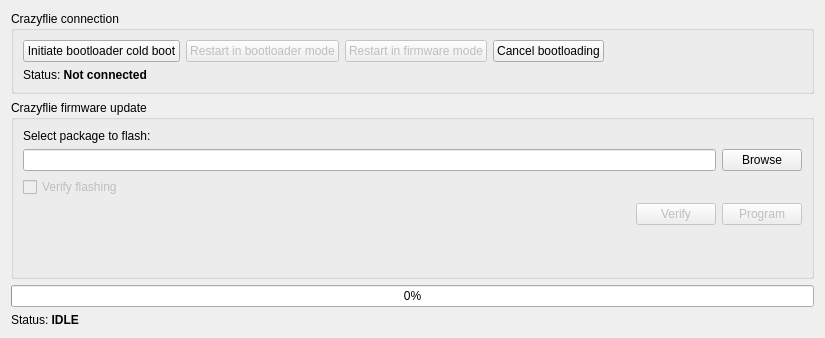
Old version of the form lib/cfclient/ui/dialogs/bootloader.ui in the repository cstanke/crazyflie-clients-python.
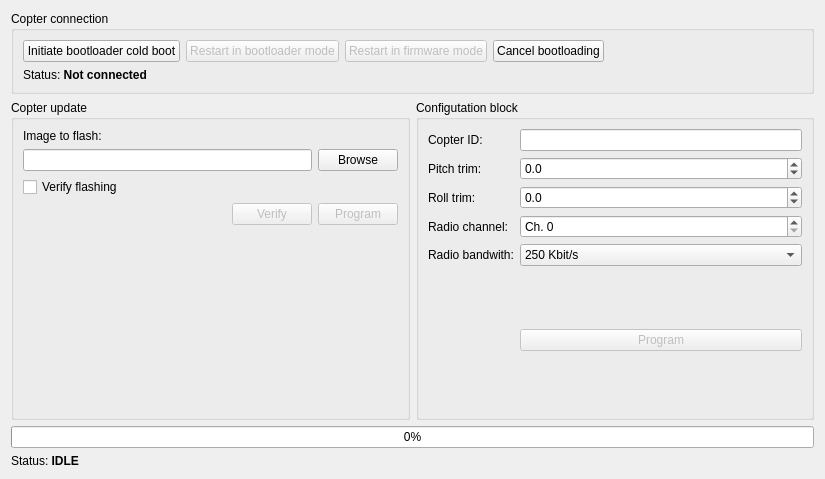
New version of the form.

Diff of the .ui file:
```diff
--- a/lib/cfclient/ui/dialogs/bootloader.ui
+++ b/lib/cfclient/ui/dialogs/bootloader.ui
@@ -13,7 +13,7 @@
     <x>0</x>
     <y>0</y>
     <width>825</width>
-    <height>338</height>
+    <height>479</height>
    </rect>
   </property>
   <property name="windowTitle">
@@ -25,7 +25,7 @@
      <item>
       <widget class="QGroupBox" name="groupBox">
        <property name="title">
-        <string>Crazyflie connection</string>
+        <string>Copter connection</string>
        </property>
        <layout class="QVBoxLayout" name="verticalLayout_2">
         <item>
@@ -100,7 +100,7 @@
           <bool>true</bool>
          </property>
          <property name="title">
-          <string>Crazyflie firmware update</string>
+          <string>Copter update</string>
          </property>
          <layout class="QVBoxLayout" name="verticalLayout_3">
           <item>
@@ -114,9 +114,6 @@
             </item>
             <item row="2" column="0">
              <widget class="QCheckBox" name="verifyCheckBox">
-              <property name="enabled">
-               <bool>false</bool>
-              </property>
               <property name="text">
                <string>Verify flashing</string>
               </property>
@@ -125,7 +122,7 @@
             <item row="0" column="0">
              <widget class="QLabel" name="label_3">
               <property name="text">
-               <string>Select package to flash:</string>
+               <string>Image to flash:</string>
               </property>
              </widget>
             </item>
@@ -187,6 +184,163 @@
          </layout>
         </widget>
        </item>
+       <item row="0" column="1">
+        <widget class="QGroupBox" name="configBlockGroup">
+         <property name="enabled">
+          <bool>true</bool>
+         </property>
+         <property name="title">
+          <string>Configutation block</string>
+         </property>
+         <layout class="QGridLayout" name="gridLayout_2">
+          <item row="7" column="0">
+           <widget class="QLabel" name="label_9">
+            <property name="text">
+             <string>Radio bandwith:</string>
+            </property>
+           </widget>
+          </item>
+          <item row="7" column="2">
+           <widget class="QComboBox" name="radioSpeed">
+            <property name="editable">
+             <bool>false</bool>
+            </property>
+            <property name="currentIndex">
+             <number>0</number>
+            </property>
+            <item>
+             <property name="text">
+              <string>250 Kbit/s</string>
+             </property>
+            </item>
+            <item>
+             <property name="text">
+              <string>1 MBit/s</string>
+             </property>
+            </item>
+            <item>
+             <property name="text">
+              <string> 2 MBit/s</string>
+             </property>
+            </item>
+           </widget>
+          </item>
+          <item row="2" column="0">
+           <widget class="QLabel" name="label_4">
+            <property name="text">
+             <string>Pitch trim:</string>
+            </property>
+           </widget>
+          </item>
+          <item row="3" column="0">
+           <widget class="QLabel" name="label_6">
+            <property name="text">
+             <string>Roll trim:</string>
+            </property>
+           </widget>
+          </item>
+          <item row="0" column="2">
+           <widget class="QLineEdit" name="copterId">
+            <property name="enabled">
+             <bool>true</bool>
+            </property>
+            <property name="text">
+             <string/>
+            </property>
+            <property name="readOnly">
+             <bool>true</bool>
+            </property>
+           </widget>
+          </item>
+          <item row="9" column="2">
+           <widget class="QPushButton" name="saveConfigblock">
+            <property name="enabled">
+             <bool>false</bool>
+            </property>
+            <property name="text">
+             <string>Program</string>
+            </property>
+           </widget>
+          </item>
+          <item row="6" column="0">
+           <widget class="QLabel" name="label_8">
+            <property name="text">
+             <string>Radio channel:</string>
+            </property>
+           </widget>
+          </item>
+          <item row="6" column="2">
+           <widget class="QSpinBox" name="radioChannel">
+            <property name="prefix">
+             <string>Ch. </string>
+            </property>
+            <property name="maximum">
+             <number>127</number>
+            </property>
+           </widget>
+          </item>
+          <item row="10" column="2">
+           <spacer name="verticalSpacer">
+            <property name="orientation">
+             <enum>Qt::Vertical</enum>
+            </property>
+            <property name="sizeHint" stdset="0">
+             <size>
+              <width>20</width>
+              <height>40</height>
+             </size>
+            </property>
+           </spacer>
+          </item>
+          <item row="0" column="0">
+           <widget class="QLabel" name="label_10">
+            <property name="text">
+             <string>Copter ID:</string>
+            </property>
+           </widget>
+          </item>
+          <item row="8" column="0">
+           <spacer name="verticalSpacer_2">
+            <property name="orientation">
+             <enum>Qt::Vertical</enum>
+            </property>
+            <property name="sizeHint" stdset="0">
+             <size>
+              <width>0</width>
+              <height>10</height>
+             </size>
+            </property>
+           </spacer>
+          </item>
+          <item row="2" column="2">
+           <widget class="QDoubleSpinBox" name="pitchTrim">
+            <property name="decimals">
+             <number>1</number>
+            </property>
+            <property name="minimum">
+             <double>-10.000000000000000</double>
+            </property>
+            <property name="maximum">
+             <double>10.000000000000000</double>
+            </property>
+           </widget>
+          </item>
+          <item row="3" column="2">
+           <widget class="QDoubleSpinBox" name="rollTrim">
+            <property name="decimals">
+             <number>1</number>
+            </property>
+            <property name="minimum">
+             <double>-10.000000000000000</double>
+            </property>
+            <property name="maximum">
+             <double>10.000000000000000</double>
+            </property>
+           </widget>
+          </item>
+         </layout>
+        </widget>
+       </item>
       </layout>
      </item>
      <item>
```
